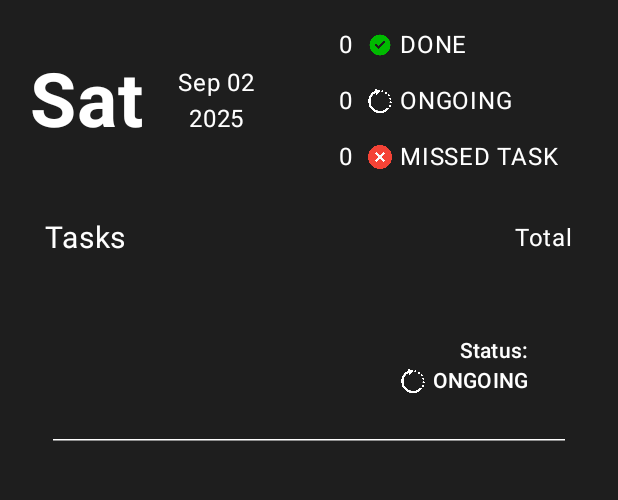
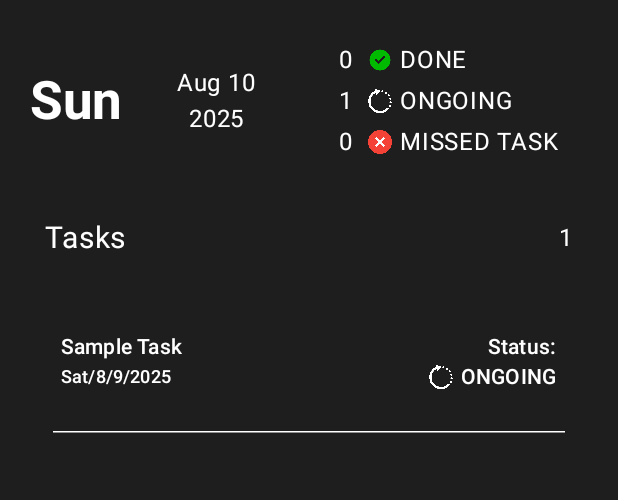
Before and after one commit to AndriQuinn/task-list-app-android, an Android app built with Jetpack Compose: the @Preview function HomeScreenPreview, on a phone screen of 412 x 824 dp, the part 72-572 px from its top. Run offline under Robolectric (Android 15) with nearby library versions, the phone set to English and light mode, and no system bars.

Commit message:
Added vital functions and adjust layout

```diff
--- a/app/build.gradle.kts
+++ b/app/build.gradle.kts
@@ -1,4 +1,5 @@
 plugins {
+    kotlin("plugin.serialization") version "1.9.10"
     alias(libs.plugins.android.application)
     alias(libs.plugins.kotlin.android)
     alias(libs.plugins.kotlin.compose)
@@ -41,6 +42,7 @@ android {
 
 dependencies {
 
+    implementation("org.jetbrains.kotlinx:kotlinx-serialization-json:1.6.3")
     implementation("androidx.navigation:navigation-compose:2.7.7")
     implementation(libs.androidx.core.ktx)
     implementation(libs.androidx.lifecycle.runtime.ktx)
--- a/app/src/main/java/com/example/tasklist/functions/Functions.kt
+++ b/app/src/main/java/com/example/tasklist/functions/Functions.kt
@@ -1,25 +1,27 @@
 package com.example.tasklist.functions
 
 import android.content.Context
+import androidx.compose.ui.text.toUpperCase
 import com.example.tasklist.structure.StatusType
+import com.example.tasklist.structure.TaskNode
 import java.io.File
 import org.json.JSONArray;
 import org.json.JSONObject;
 
 fun toMonthName(month: String): String  = when (month.toInt()) {
     // Convert month integers to month name
-    0 ->  "Jan"
-    1 ->  "Feb"
-    2 ->  "Mar"
-    3 ->  "Apr"
-    4 ->  "May"
-    5 ->  "Jun"
-    6 ->  "Jul"
-    7 ->  "Aug"
-    8 ->  "Sep"
-    9 ->  "Oct"
-    10 ->  "Nov"
-    11 ->  "Dec"
+    1 ->  "Jan"
+    2 ->  "Feb"
+    3 ->  "Mar"
+    4 ->  "Apr"
+    5 ->  "May"
+    6 ->  "Jun"
+    7 ->  "Jul"
+    8 ->  "Aug"
+    9 ->  "Sep"
+    10 ->  "Oct"
+    11 ->  "Nov"
+    12 ->  "Dec"
     else ->  ""
 }
 
@@ -33,11 +35,82 @@ fun addTaskFile(context: Context, taskTitle: String, taskDeadline: String, taskD
     }
     val fileContent: JSONArray = JSONArray(filePath.readText()) // place the file content in the variable
     val taskObject = JSONObject() // Create json object to hold the task datas e.g. title
-    taskObject.put("taskTitle", taskTitle)
-    taskObject.put("taskDeadline", taskDeadline)
-    taskObject.put("taskDescription", taskDescription)
-    taskObject.put("taskStatus", "ONGOING")
+    taskObject.put("title", taskTitle)
+    taskObject.put("deadline", taskDeadline)
+    taskObject.put("description", taskDescription)
+    taskObject.put("status", "ONGOING")
 
     fileContent.put(taskObject) // put the task object to the json array
     filePath.writeText(fileContent.toString()) // rewrite the file with the updated one
 }
+
+fun getTotal(list: MutableList<TaskNode>,type: String): Int {
+    var total = 0
+    for (tasks in list) {
+        if (tasks.status == type) {
+            total += 1
+        }
+    }
+    return total
+}
+
+fun updatePastDeadlines(currentDate: String, context: Context) {
+    val filePath = File(context.filesDir,"task-list.json")
+
+    // Store the content
+    val updatedList = if (filePath.exists()) {
+        JSONArray(filePath.readText())
+    } else { JSONArray() }
+
+    // Check if empty, if empty stop the function
+    if (updatedList.length() == 0) {
+        return
+    }
+
+    // Iterate through the task
+    for (task in 0 until  updatedList.length()) {
+        // Check all tasks that are not missed yet
+        if (updatedList.getJSONObject(task).getString("status") != "MISSED") {
+            val deadline = updatedList.getJSONObject(task).getString("deadline").split("/") // Get the deadline
+            val date = currentDate.split("/") // Get the current date
+
+            if (date[1].toInt() > deadline[1].toInt()) { // Check if the current date is 1 month late than the deadline
+                updatedList.getJSONObject(task).put("status","MISSED") // Update the status
+            }
+            else if (date[1].toInt() == deadline[1].toInt() && date[2].toInt() > deadline[2].toInt()) { // Check if the current date if the day is past deadline
+                updatedList.getJSONObject(task).put("status","MISSED") // Update status
+            }
+        }
+    }
+
+    // Overwrites the file with the updated one
+    filePath.writeText(updatedList.toString())
+}
+
+// Automatically removes file task after a month over the deadline
+fun removeFileTask(currentDate: String,context: Context) {
+    val date = currentDate.split("/") // Get date array
+    val filePath = File(context.filesDir, "task-list.json") // Declare file path
+    // Checks if file exists
+    val file = if (filePath.exists()) {
+        JSONArray(filePath.readText())
+    } else { JSONArray() }
+
+
+    // If file holds a task
+    if (file.length() > 0) {
+        for (task in 0 until file.length()) {
+            val deadline = file.getJSONObject(task).get("deadline").toString().split("/") // Get deadline
+
+            // Checks if the deadline is 1 month over the deadline
+            if (deadline[1].toInt() > date[1].toInt() && deadline[2].toInt() > date[2].toInt()) {
+                file.remove(task)
+            }
+        }
+    } else {
+        return
+    }
+
+    // Update the file
+    filePath.writeText(file.toString())
+}
--- a/app/src/main/java/com/example/tasklist/structure/TaskNode.kt
+++ b/app/src/main/java/com/example/tasklist/structure/TaskNode.kt
@@ -1,8 +1,11 @@
 package com.example.tasklist.structure
 
+import kotlinx.serialization.Serializable
+
+@Serializable
 data class TaskNode (
     val title: String,
     val description: String,
     val deadline: String,
-    val status: StatusType
+    val status: String
 )
--- a/app/src/main/java/com/example/tasklist/ui/components/Components.kt
+++ b/app/src/main/java/com/example/tasklist/ui/components/Components.kt
@@ -51,7 +51,7 @@ fun DateBanner(
             Text(
                 text = extractDate[0], // Day of the week e.g Mon
                 color = Color.White,
-                fontSize = 50.sp,
+                fontSize = 35.sp,
                 fontWeight = FontWeight.Bold,
 
             )
--- a/app/src/main/java/com/example/tasklist/ui/screen/HomeScreen.kt
+++ b/app/src/main/java/com/example/tasklist/ui/screen/HomeScreen.kt
@@ -45,14 +45,64 @@ import androidx.compose.runtime.remember
 import androidx.compose.runtime.setValue
 import androidx.compose.ui.platform.LocalContext
 import androidx.compose.ui.text.style.TextAlign
+import com.example.tasklist.functions.getTotal
+import com.example.tasklist.functions.removeFileTask
+import com.example.tasklist.functions.updatePastDeadlines
+import kotlinx.serialization.json.Json
 import java.io.File
 import org.json.JSONArray;
 import org.json.JSONObject;
+import java.text.SimpleDateFormat
+import java.util.Date
+import java.util.Locale
+import kotlin.collections.mutableListOf
 
 @Composable
 fun HomeScreen (
     navController: NavController,
     modifier: Modifier = Modifier) {
+
+
+    // Formatter - e.g. Sat/08/10/2025
+    val formatter = SimpleDateFormat("E/MM/dd/yyyy", Locale.getDefault())
+    // Gets current date using the declared formatter
+    val currentDate = formatter.format(Date())
+
+    val context = LocalContext.current // Get the app context
+
+
+
+    val listOfTask = remember { mutableStateListOf<TaskNode>(TaskNode(
+        title = "Sample Task",
+        deadline = "Sat/8/9/2025",
+        description = "Nothing to see here",
+        status = "ONGOING"
+    )) } // Holds the list of tasks as state
+    val taskJsonPath = File(context.filesDir,"task-list.json") // Get the file path of task-list.json
+
+    // Update the file task if needed
+    updatePastDeadlines(currentDate,context) // Update status if past deadline
+    removeFileTask(currentDate,context) // Removes the file task if 1 month over the deadline
+
+    // Place the content of task-list.json if it exists
+    val taskJsonArray = if (taskJsonPath.exists()) {
+        JSONArray(taskJsonPath.readText())
+    } else { JSONArray() }
+
+
+
+
+    // Check if it contains a tasks
+    if (taskJsonArray.length() > 0) {
+        val taskLists = mutableListOf<TaskNode>() // Holds all the tasks it contains
+        for (tasks in 0 until taskJsonArray.length()) { // Iterate every tasks it contains
+            taskLists.add( // Add the task object to taskLists
+                Json.decodeFromString<TaskNode>(taskJsonArray.getString(tasks))
+            )
+        }
+        listOfTask.addAll(taskLists) // Add them all at once to trigger single recomposition
+    }
+
     Column (
         modifier = modifier
             .statusBarsPadding()
@@ -67,13 +117,14 @@ fun HomeScreen (
                 .weight(0.8f)
         )
         TopBanner(
-            date = "Sat/8/02/2025",
-            workDone = 0,
-            workNotDone = 0,
-            workOngoing = 0,
+            date = currentDate,
+            workDone = getTotal(listOfTask,"DONE"),
+            workNotDone = getTotal(listOfTask,"MISSED"),
+            workOngoing = getTotal(listOfTask,"ONGOING"),
             modifier = Modifier.weight(1.2f)
         )
         TaskLists(
+            listOfTask = listOfTask,
             modifier = Modifier
                 .background(Color.Transparent)
                 .weight(8f)
@@ -89,7 +140,9 @@ fun TopBanner(
     workOngoing: Int,
     modifier: Modifier = Modifier) {
     Row(
-        modifier = modifier.fillMaxSize()
+        modifier = modifier
+            .padding(vertical = 10.dp)
+            .fillMaxSize()
     ) {
         DateBanner(
             date = date,
@@ -107,7 +160,9 @@ fun TopBanner(
 @Composable
 fun NavBar(
     toAddScreen: () -> Unit, // Function to go AddTaskScreen
-    modifier: Modifier = Modifier) {
+    modifier: Modifier = Modifier
+) {
+    // Container for navigation bar, horizontally placed
     Row(
         verticalAlignment = Alignment.CenterVertically,
         horizontalArrangement = Arrangement.SpaceBetween,
@@ -115,7 +170,7 @@ fun NavBar(
             .padding(horizontal = 15.dp)
             .fillMaxSize()
     ) {
-        // Container for navigation bar, horizontally placed
+        // Container for logo, horizontally placed
         Row(
             modifier = modifier.fillMaxHeight(),
             verticalAlignment = Alignment.CenterVertically
@@ -155,7 +210,9 @@ fun NavBar(
 }
 
 @Composable
-fun TaskLists(modifier: Modifier = Modifier) {
+fun TaskLists(
+    listOfTask: MutableList<TaskNode>,
+    modifier: Modifier = Modifier) {
     Column (
         modifier = modifier
             .padding(30.dp)
@@ -169,12 +226,12 @@ fun TaskLists(modifier: Modifier = Modifier) {
             verticalAlignment = Alignment.CenterVertically
         ) {
             Text(
-                text = "Tasks",
+                text = "Tasks", // Header title
                 color = Color.White,
                 fontSize = 20.sp
             )
             Text(
-                text = "Total",
+                text = "${listOfTask.size}", // Shows number of tasks
                 color = Color.White
             )
         }
@@ -186,34 +243,8 @@ fun TaskLists(modifier: Modifier = Modifier) {
                 vertical = 30.dp,
                 horizontal = 5.dp)
         ) {
-            val context = LocalContext.current // Get the app context
-            val listOfTask = remember { mutableStateListOf<TaskNode>() } // Holds the list of tasks as state
-            val taskJsonPath = File(context.filesDir,"task-list.json") // Get the file path of task-list.json
-
-            // Place the content of task-list.json if it exists
-            val taskJsonArray = if (taskJsonPath.exists()) {
-                JSONArray(taskJsonPath.readText())
-            } else { JSONArray() }
-
-            // Check if it contains a tasks
-            if (taskJsonArray.length() > 0) {
-                val taskLists = mutableListOf<TaskNode>() // Holds all the tasks it contains
-                for (tasks in 0 until taskJsonArray.length()) { // Iterate every tasks it contains
-                    val taskObject: JSONObject = taskJsonArray.getJSONObject(tasks) // Holds the task object
-                    taskLists.add( // Add the task object to taskLists
-                        TaskNode(
-                            title = taskObject.getString("taskTitle"),
-                            description = taskObject.getString("taskDescription"),
-                            deadline = taskObject.getString("taskDeadline"),
-                            status = StatusType.valueOf(taskObject.getString("taskStatus"))
-                        )
-                    )
-                }
-                listOfTask.addAll(taskLists) // Add them all at once to trigger single recomposition
-            }
-
             // Load all the tasks
-            if (listOfTask.size == 0) {
+            if (listOfTask.size == 0) { // If no tasks found
                 Text(
                     text = "No ongoing tasks",
                     color = Color.White,
@@ -222,9 +253,7 @@ fun TaskLists(modifier: Modifier = Modifier) {
             } else {
                 for (tasks in listOfTask) {
                     TaskTab(
-                        title = tasks.title,
-                        status = tasks.status,
-                        deadline = tasks.deadline,
+                        taskNode = tasks // Compose tasks
                     )
                 }
             }
@@ -235,17 +264,16 @@ fun TaskLists(modifier: Modifier = Modifier) {
 
 @Composable
 fun TaskTab(
-    title: String,
-    deadline: String,
-    status: StatusType,
+    taskNode: TaskNode,
     modifier: Modifier = Modifier
 ) {
     Button (
-        onClick = {/**/},
+        onClick = {/**/}, // Function to go to TaskInfoScreen
         colors = buttonColors(
             containerColor = Color.Transparent,
             contentColor = Color.Transparent
         ),
+        contentPadding = PaddingValues(5.dp),
         modifier = modifier.fillMaxWidth()
     ) {
         Row(
@@ -262,12 +290,13 @@ fun TaskTab(
                 modifier = modifier.weight(1f)
             ) {
                 Text(
-                    text = title,
+                    text = taskNode.title,
                     color = Color.White
                 )
                 Text(
-                    text = deadline,
-                    color = Color.White
+                    text = taskNode.deadline,
+                    color = Color.White,
+                    fontSize = 12.sp
                 )
             }
 
@@ -284,7 +313,7 @@ fun TaskTab(
                 )
 
                 StatusIndicator(
-                    statusType = status
+                    statusType = StatusType.valueOf(taskNode.status)
                 )
             }
         }
```
Also changed, not shown: app/src/main/java/com/example/tasklist/MainActivity.kt (+12 -0 lines), app/src/main/java/com/example/tasklist/ui/screen/TaskInfoScreen.kt (+4 -4 lines).
